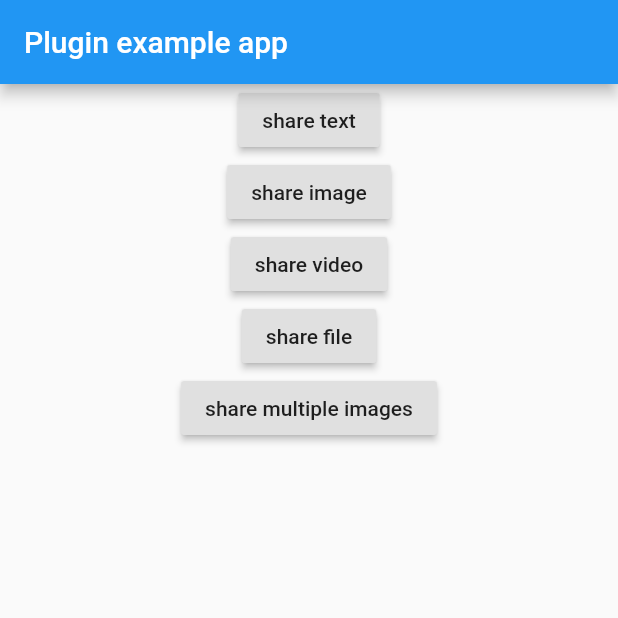
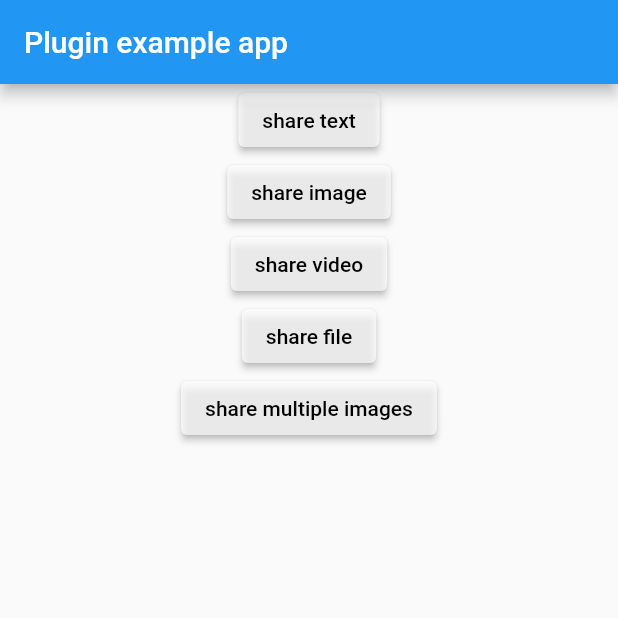
Before and after one commit to zhouteng0217/ShareExtend, a Flutter app: the screen it shows after launch, after a tap on "share multiple images", on a phone screen of 412 x 824 dp, the top half of it. Run offline on Flutter 3.47's test engine with Material 2 defaults, Android fonts, the phone set to English and light mode, and no system bars; our stand-ins replace image_picker; missing offline and left inert: multi_image_picker.

```diff
--- a/example/lib/main.dart
+++ b/example/lib/main.dart
@@ -35,7 +35,11 @@ class _MyAppState extends State<MyApp> {
           child: Center(
             child: Column(
               children: <Widget>[
-                RaisedButton(
+                ElevatedButton(
+                  style: ButtonStyle(
+                      backgroundColor:
+                          MaterialStateProperty.all(Colors.white70),
+                      foregroundColor: MaterialStateProperty.all(Colors.black)),
                   onPressed: () {
                     ShareExtend.share("share text", "text",
                         sharePanelTitle: "share text title",
@@ -43,10 +47,14 @@ class _MyAppState extends State<MyApp> {
                   },
                   child: Text("share text"),
                 ),
-                RaisedButton(
+                ElevatedButton(
+                  style: ButtonStyle(
+                      backgroundColor:
+                          MaterialStateProperty.all(Colors.white70),
+                      foregroundColor: MaterialStateProperty.all(Colors.black)),
                   onPressed: () async {
-                    final res = await _picker.getImage(
-                        source: ImageSource.gallery);
+                    final res =
+                        await _picker.getImage(source: ImageSource.gallery);
                     if (res.path != null) {
                       ShareExtend.share(res.path, "image",
                           sharePanelTitle: "share image title",
@@ -55,23 +63,35 @@ class _MyAppState extends State<MyApp> {
                   },
                   child: Text("share image"),
                 ),
-                RaisedButton(
+                ElevatedButton(
+                  style: ButtonStyle(
+                      backgroundColor:
+                          MaterialStateProperty.all(Colors.white70),
+                      foregroundColor: MaterialStateProperty.all(Colors.black)),
                   onPressed: () async {
-                    final res = await _picker.getVideo(
-                        source: ImageSource.gallery);
+                    final res =
+                        await _picker.getVideo(source: ImageSource.gallery);
                     if (res.path != null) {
                       ShareExtend.share(res.path, "video");
                     }
                   },
                   child: Text("share video"),
                 ),
-                RaisedButton(
+                ElevatedButton(
+                  style: ButtonStyle(
+                      backgroundColor:
+                          MaterialStateProperty.all(Colors.white70),
+                      foregroundColor: MaterialStateProperty.all(Colors.black)),
                   onPressed: () {
                     _shareStorageFile();
                   },
                   child: Text("share file"),
                 ),
-                RaisedButton(
+                ElevatedButton(
+                  style: ButtonStyle(
+                      backgroundColor:
+                          MaterialStateProperty.all(Colors.white70),
+                      foregroundColor: MaterialStateProperty.all(Colors.black)),
                   onPressed: () {
                     _shareMultipleImages();
                   },
@@ -88,13 +108,13 @@ class _MyAppState extends State<MyApp> {
   ///share multiple images
   _shareMultipleImages() async {
     List<Asset> assetList = await MultiImagePicker.pickImages(maxImages: 5);
-    var imageList = List<String>();
+    var imageList = <String>[];
     for (var asset in assetList) {
       String path =
           await _writeByteToImageFile(await asset.getByteData(quality: 30));
       imageList.add(path);
     }
-    ShareExtend.shareMultiple(imageList, "image", subject: "share muti image");
+    ShareExtend.shareMultiple(imageList, "image", subject: "share multi image");
   }
 
   Future<String> _writeByteToImageFile(ByteData byteData) async {
```
